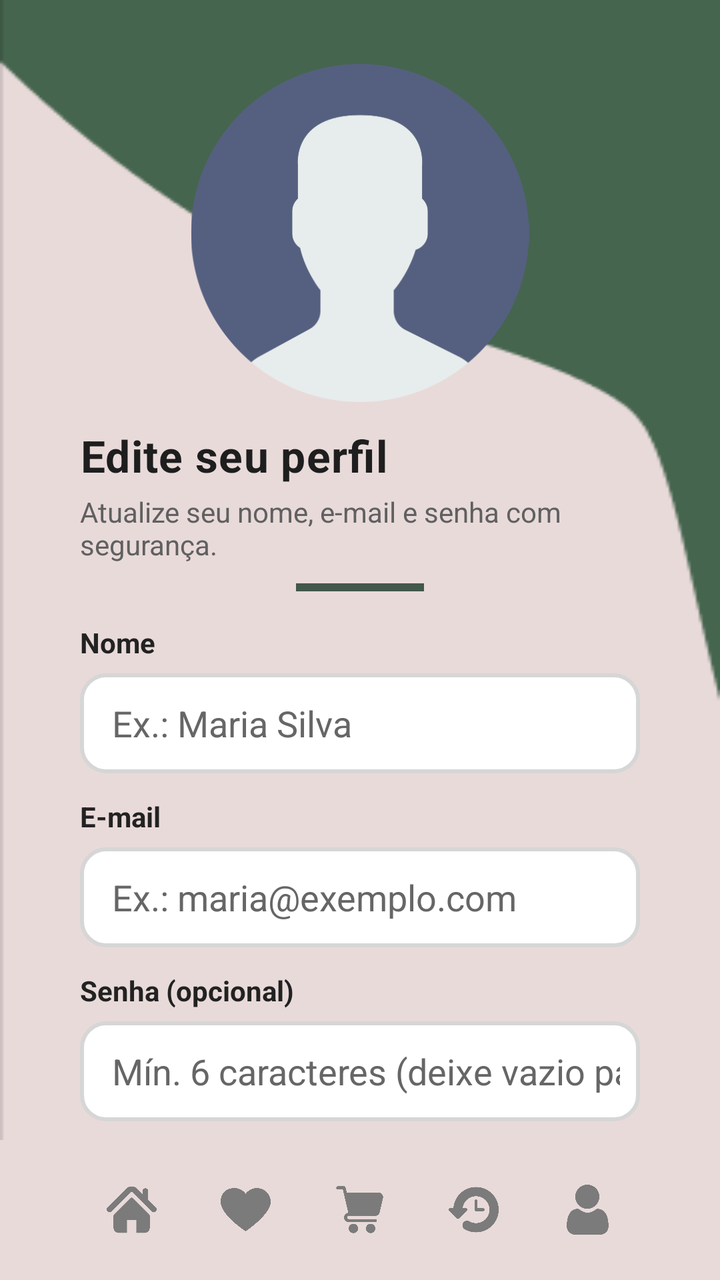
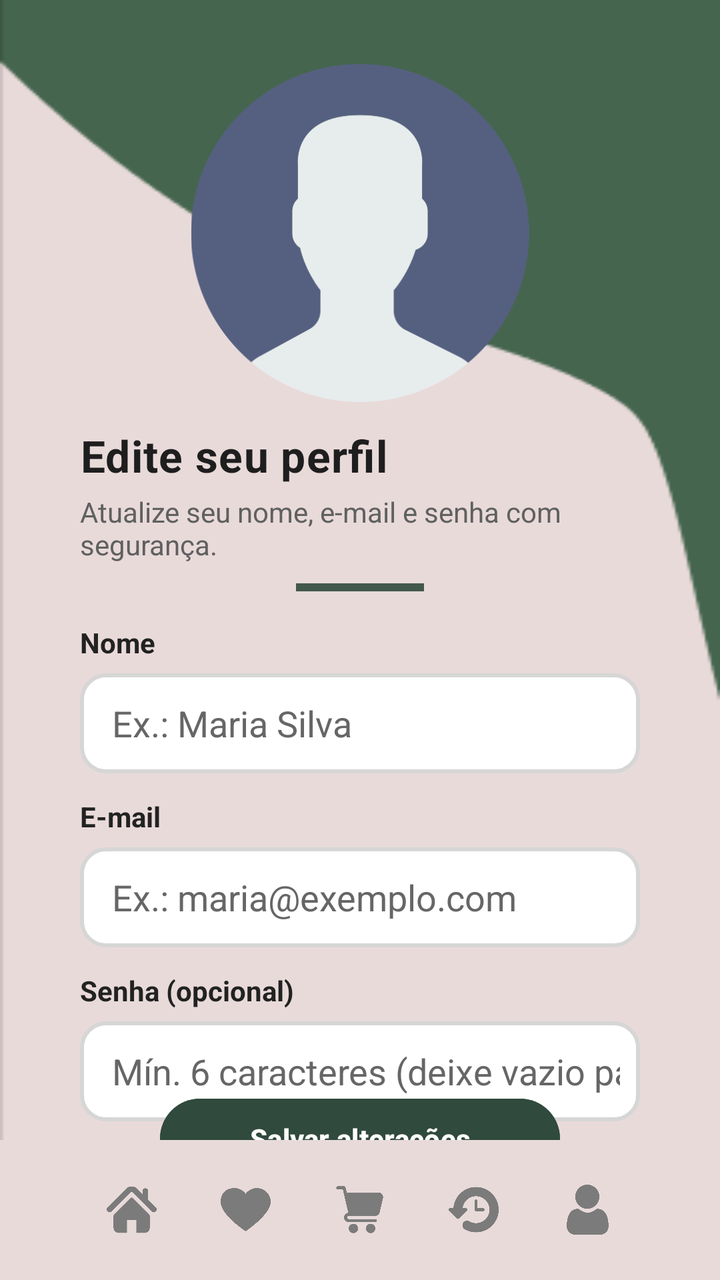

Before-and-after screenshots of an Android layout around one commit, followed by the original layout XML and the change that was made.
<!-- AndroidManifest.xml: application theme Theme.IFoodClone -->
<!-- res/layout/telaperfil.xml -->
<?xml version="1.0" encoding="utf-8"?>
<androidx.constraintlayout.widget.ConstraintLayout
    xmlns:android="http://schemas.android.com/apk/res/android"
    xmlns:app="http://schemas.android.com/apk/res-auto"
    xmlns:tools="http://schemas.android.com/tools"
    android:layout_width="match_parent"
    android:layout_height="match_parent"
    android:background="@drawable/perfil_fundo"
    tools:context=".activity.PerfilActivity">

    
    <ImageView
        android:id="@+id/imgPerfil"
        android:layout_width="210dp"
        android:layout_height="169dp"
        android:layout_marginTop="32dp"
        android:src="@drawable/usuario"
        android:contentDescription="@string/app_name"
        app:layout_constraintTop_toTopOf="parent"
        app:layout_constraintStart_toStartOf="parent"
        app:layout_constraintEnd_toEndOf="parent" />

    
    <TextView
        android:id="@+id/tituloPerfil"
        android:layout_width="0dp"
        android:layout_height="wrap_content"
        android:text="Edite seu perfil"
        android:textColor="#1E1E1E"
        android:textSize="22sp"
        android:textStyle="bold"
        android:letterSpacing="0.02"
        android:layout_marginStart="40dp"
        android:layout_marginEnd="40dp"
        android:layout_marginTop="12dp"
        app:layout_constraintTop_toBottomOf="@id/imgPerfil"
        app:layout_constraintStart_toStartOf="parent"
        app:layout_constraintEnd_toEndOf="parent" />

    
    <TextView
        android:id="@+id/subtituloPerfil"
        android:layout_width="0dp"
        android:layout_height="wrap_content"
        android:text="Atualize seu nome, e-mail e senha com segurança."
        android:textColor="#606060"
        android:textSize="14sp"
        android:layout_marginStart="40dp"
        android:layout_marginEnd="40dp"
        android:layout_marginTop="4dp"
        app:layout_constraintTop_toBottomOf="@id/tituloPerfil"
        app:layout_constraintStart_toStartOf="parent"
        app:layout_constraintEnd_toEndOf="parent" />

    
    <View
        android:id="@+id/barraDecor"
        android:layout_width="64dp"
        android:layout_height="4dp"
        android:background="#304A3D"
        android:alpha="0.9"
        android:layout_marginTop="10dp"
        app:layout_constraintTop_toBottomOf="@id/subtituloPerfil"
        app:layout_constraintStart_toStartOf="parent"
        app:layout_constraintEnd_toEndOf="parent" />

    
    <TextView
        android:id="@+id/lblNome"
        android:layout_width="0dp"
        android:layout_height="wrap_content"
        android:text="Nome"
        android:textColor="#222"
        android:textStyle="bold"
        android:layout_marginStart="40dp"
        android:layout_marginEnd="40dp"
        android:layout_marginTop="16dp"
        app:layout_constraintTop_toBottomOf="@id/barraDecor"
        app:layout_constraintStart_toStartOf="parent"
        app:layout_constraintEnd_toEndOf="parent" />

    
    <EditText
        android:id="@+id/inputNome"
        android:layout_width="0dp"
        android:layout_height="50dp"
        android:layout_marginStart="40dp"
        android:layout_marginEnd="40dp"
        android:layout_marginTop="6dp"
        android:background="@drawable/caixa_input"
        android:hint="Ex.: Maria Silva"
        android:inputType="textPersonName"
        android:imeOptions="actionNext"
        android:autofillHints="name"
        android:paddingStart="16dp"
        android:textColor="#000"
        android:textColorHint="#666"
        app:layout_constraintTop_toBottomOf="@id/lblNome"
        app:layout_constraintStart_toStartOf="parent"
        app:layout_constraintEnd_toEndOf="parent" />

    
    <TextView
        android:id="@+id/lblEmail"
        android:layout_width="0dp"
        android:layout_height="wrap_content"
        android:text="E-mail"
        android:textColor="#222"
        android:textStyle="bold"
        android:layout_marginStart="40dp"
        android:layout_marginEnd="40dp"
        android:layout_marginTop="12dp"
        app:layout_constraintTop_toBottomOf="@id/inputNome"
        app:layout_constraintStart_toStartOf="parent"
        app:layout_constraintEnd_toEndOf="parent" />

    
    <EditText
        android:id="@+id/inputEmail"
        android:layout_width="0dp"
        android:layout_height="50dp"
        android:layout_marginStart="40dp"
        android:layout_marginEnd="40dp"
        android:layout_marginTop="6dp"
        android:background="@drawable/caixa_input"
        android:hint="Ex.: maria@exemplo.com"
        android:inputType="textEmailAddress"
        android:imeOptions="actionNext"
        android:autofillHints="emailAddress"
        android:paddingStart="16dp"
        android:textColor="#000"
        android:textColorHint="#666"
        app:layout_constraintTop_toBottomOf="@id/lblEmail"
        app:layout_constraintStart_toStartOf="parent"
        app:layout_constraintEnd_toEndOf="parent" />

    
    <TextView
        android:id="@+id/lblSenha"
        android:layout_width="0dp"
        android:layout_height="wrap_content"
        android:text="Senha (opcional)"
        android:textColor="#222"
        android:textStyle="bold"
        android:layout_marginStart="40dp"
        android:layout_marginEnd="40dp"
        android:layout_marginTop="12dp"
        app:layout_constraintTop_toBottomOf="@id/inputEmail"
        app:layout_constraintStart_toStartOf="parent"
        app:layout_constraintEnd_toEndOf="parent" />

    
    <EditText
        android:id="@+id/inputSenha"
        android:layout_width="0dp"
        android:layout_height="50dp"
        android:layout_marginStart="40dp"
        android:layout_marginEnd="40dp"
        android:layout_marginTop="6dp"
        android:background="@drawable/caixa_input"
        android:hint="Mín. 6 caracteres (deixe vazio para manter)"
        android:inputType="textPassword"
        android:imeOptions="actionDone"
        android:autofillHints="password"
        android:paddingStart="16dp"
        android:textColor="#000"
        android:textColorHint="#666"
        app:layout_constraintTop_toBottomOf="@id/lblSenha"
        app:layout_constraintStart_toStartOf="parent"
        app:layout_constraintEnd_toEndOf="parent" />

    
    <Button
        android:id="@+id/btnSalvar"
        android:layout_width="200dp"
        android:layout_height="48dp"
        android:layout_marginTop="64dp"
        android:backgroundTint="#304A3D"
        android:text="Salvar alterações"
        android:textAllCaps="false"
        android:textColor="#FFFFFF"
        android:textStyle="bold"
        app:layout_constraintTop_toBottomOf="@id/inputSenha"
        app:layout_constraintStart_toStartOf="parent"
        app:layout_constraintEnd_toEndOf="parent"
        app:layout_constraintBottom_toTopOf="@id/bottomMenu" />

    
    <LinearLayout
        android:id="@+id/bottomMenu"
        android:layout_width="0dp"
        android:layout_height="70dp"
        android:background="#E9DADA"
        android:gravity="center"
        android:orientation="horizontal"
        app:layout_constraintBottom_toBottomOf="parent"
        app:layout_constraintStart_toStartOf="parent"
        app:layout_constraintEnd_toEndOf="parent">

        <ImageView
            android:id="@+id/iconHome"
            android:layout_width="25dp"
            android:layout_height="25dp"
            android:layout_marginHorizontal="16dp"
            android:src="@drawable/home"
            android:tint="#7B7B7B" />

        <ImageView
            android:id="@+id/iconFavorite"
            android:layout_width="25dp"
            android:layout_height="25dp"
            android:layout_marginHorizontal="16dp"
            android:src="@drawable/favoritos"
            android:tint="#7B7B7B" />

        <ImageView
            android:id="@+id/iconCart"
            android:layout_width="25dp"
            android:layout_height="25dp"
            android:layout_marginHorizontal="16dp"
            android:src="@drawable/carrinho"
            android:tint="#7B7B7B" />

        <ImageView
            android:id="@+id/iconHistory"
            android:layout_width="25dp"
            android:layout_height="25dp"
            android:layout_marginHorizontal="16dp"
            android:src="@drawable/historico"
            android:tint="#7B7B7B" />

        <ImageView
            android:id="@+id/iconProfile"
            android:layout_width="25dp"
            android:layout_height="25dp"
            android:layout_marginHorizontal="16dp"
            android:src="@drawable/perfil"
            android:tint="#7B7B7B" />
    </LinearLayout>

</androidx.constraintlayout.widget.ConstraintLayout>
<!-- resources referenced by this layout -->
<resources>
  <!-- drawable caixa_input (drawable) -->
  <?xml version="1.0" encoding="utf-8"?>
  <shape xmlns:android="http://schemas.android.com/apk/res/android"
      android:shape="rectangle">
  
      
      <solid android:color="#FFFFFF" />
  
      
      <stroke
          android:width="2dp"
          android:color="#D6D6D6" />
  
      
      <corners android:radius="12dp" />
  
      
      <padding
          android:left="10dp"
          android:top="8dp"
          android:right="10dp"
          android:bottom="8dp" />
  </shape>
  <!-- drawable carrinho: png bitmap (drawable, 8552 bytes) -->
  <!-- drawable favoritos: png bitmap (drawable, 5362 bytes) -->
  <!-- drawable historico: png bitmap (drawable, 12640 bytes) -->
  <!-- drawable home: png bitmap (drawable, 4582 bytes) -->
  <!-- drawable perfil: png bitmap (drawable, 11096 bytes) -->
  <!-- drawable perfil_fundo: png bitmap (drawable, 3405 bytes) -->
  <!-- drawable usuario: png bitmap (drawable, 19440 bytes) -->
  <string name="app_name">Comedoria Tia</string>
  <style name="Theme.IFoodClone" parent="Base.Theme.IFoodClone" />
  <style name="Base.Theme.IFoodClone" parent="Theme.Material3.DayNight.NoActionBar">
          
          
          <item name="android:statusBarColor">@color/colorOliveGreen</item>
          <item name="android:navigationBarColor">@color/colorCream</item>
          <item name="colorAccent">@color/colorAccent</item>
          <item name="colorPrimary">@color/colorPrimaryDark</item>
          <item name="colorPrimaryDark">@color/colorPrimaryDark</item>
      </style>
  <color name="colorOliveGreen">#264E33</color>
  <color name="colorCream">#E9DADA</color>
  <color name="colorAccent">#055109</color>
  <color name="colorPrimaryDark">#055109</color>
</resources>

<!-- the commit's change to res/layout/telaperfil.xml (unified diff, before → after) -->
@@ -183,6 +183,22 @@
         app:layout_constraintTop_toBottomOf="@id/inputSenha"
         app:layout_constraintStart_toStartOf="parent"
         app:layout_constraintEnd_toEndOf="parent"
+        app:layout_constraintBottom_toTopOf="@+id/btnSair" />
+
+    
+    <Button
+        android:id="@+id/btnSair"
+        android:layout_width="200dp"
+        android:layout_height="44dp"
+        android:layout_marginTop="12dp"
+        android:backgroundTint="#D32F2F"
+        android:text="Sair da conta"
+        android:textAllCaps="false"
+        android:textColor="#FFFFFF"
+        android:textStyle="bold"
+        app:layout_constraintTop_toBottomOf="@id/btnSalvar"
+        app:layout_constraintStart_toStartOf="parent"
+        app:layout_constraintEnd_toEndOf="parent"
         app:layout_constraintBottom_toTopOf="@id/bottomMenu" />
 
     
